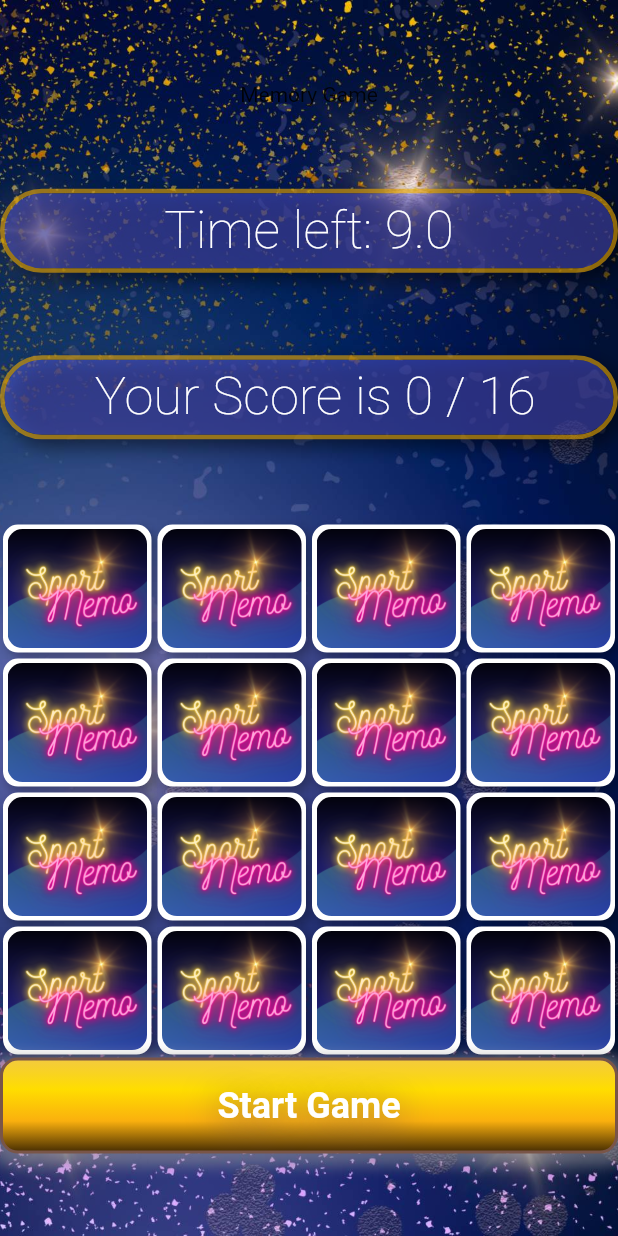
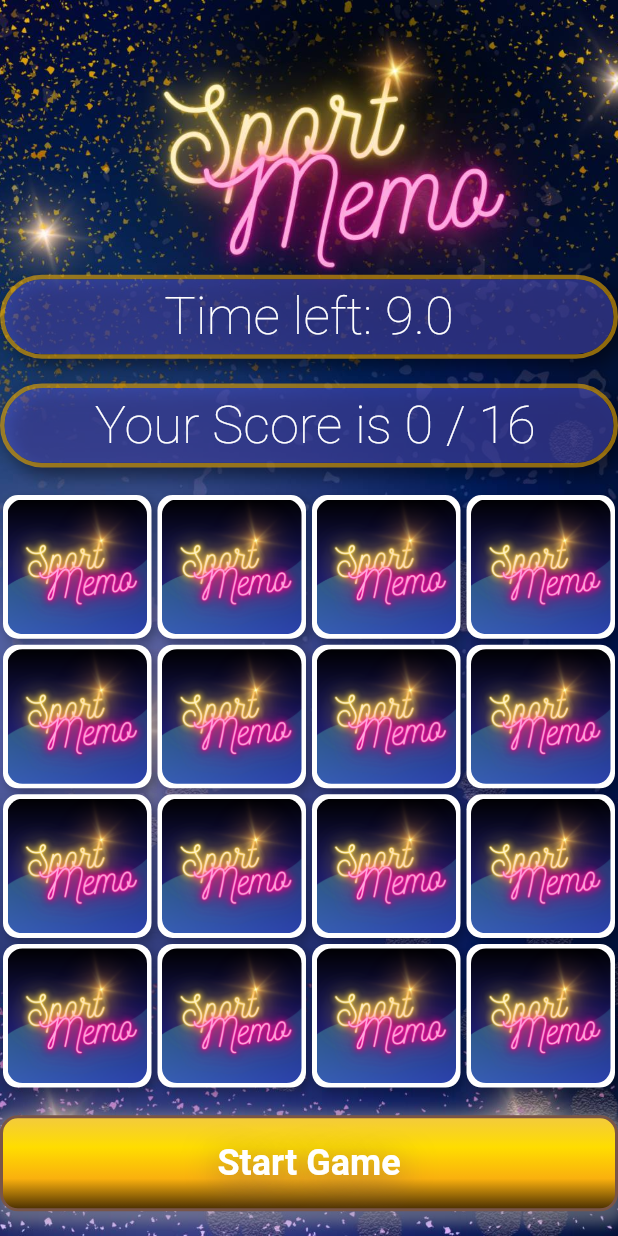
Before and after one commit to nikiforov5000/flip-cards-memory-game, a Flutter app: the screen it shows after launch, on a phone screen of 412 x 824 dp. Run offline on Flutter 3.47's test engine with Material 2 defaults, Android fonts, the phone set to English and light mode, and no system bars.

Commit message:
button and logo at the top

```diff
--- a/lib/screens/game_screen.dart
+++ b/lib/screens/game_screen.dart
@@ -2,6 +2,8 @@ import 'package:del_flip_card_game/controllers/game_controller.dart';
 import 'package:del_flip_card_game/models/game_timer.dart';
 import 'package:del_flip_card_game/widgets/cards_grid.dart';
 import 'package:del_flip_card_game/widgets/game_timer_widget.dart';
+import 'package:del_flip_card_game/widgets/game_title.dart';
+import 'package:del_flip_card_game/widgets/restart_button.dart';
 import 'package:del_flip_card_game/widgets/score_progress.dart';
 import 'package:flutter/material.dart';
 
@@ -22,113 +24,33 @@ class _GameScreenState extends State<GameScreen> {
       decoration: BoxDecoration(
         image: DecorationImage(image: AssetImage('assets/images/bg.jpg'), fit: BoxFit.cover)
       ),
-      child: Column(
+      child:           Column(
         children: [
           SizedBox(
-            height: height / 15,
-          ),
-          GameTitle(),
-          SizedBox(
-            height: height / 15,
+            height: height / 4.5,
           ),
           const GameTimerWidget(),
           SizedBox(
-            height: height / 15,
+            height: height / 50,
           ),
           ScoreProgress(),
           SizedBox(
-            height: height / 15,
+            height: height / 50,
           ),
           Expanded(
             child: Container(
               child: CardsGrid(),
             ),
           ),
+          SizedBox(
+            height: height / 50,
+          ),
           RestartButton(),
           SizedBox(
-            height: height / 15,
+            height: height / 50,
           ),
         ],
       ),
     );
   }
 }
-
-class RestartButton extends StatefulWidget {
-  const RestartButton({Key? key}) : super(key: key);
-
-  @override
-  State<RestartButton> createState() => _RestartButtonState();
-}
-
-class _RestartButtonState extends State<RestartButton> {
-  @override
-  Widget build(BuildContext context) {
-    final double height = MediaQuery.of(context).size.height;
-    return GestureDetector(
-      onTap: () {
-        setState(() {
-          GameController.restart();
-        });
-      },
-      child: Container(
-        padding: EdgeInsets.all(16.0),
-        decoration: BoxDecoration(
-          gradient: LinearGradient(
-            begin: Alignment.topCenter,
-            end: Alignment.bottomCenter,
-            colors: [
-              Color(0xffF2C942),  // Start color
-              Color(0xffffdd00),  // Start color
-              Color(0xfffab00e),  // Start color
-              Color(0xff3d2601),  // Start color
-            ],
-            stops: [0.0, 0.33, 0.66, 1.0],  // Defines the position of each color
-          ),
-          border: Border.all(
-            color: Colors.brown,  // Border color
-            width: 2,  // Border width
-          ),
-          borderRadius: BorderRadius.circular(12),  // Rounded corner radius
-          boxShadow: [
-            BoxShadow(
-              color: Colors.grey.withOpacity(0.5),  // Shadow color
-              spreadRadius: 5,  // Extends the shadow
-              blurRadius: 7,  // Soften the shadow
-              offset: Offset(0, 3),  // Position of the shadow
-            ),
-          ],
-        ),
-        child: Center(
-          child: Text(
-            'Start Game',
-            style: TextStyle(
-              shadows: [
-                Shadow(
-                  color: Colors.brown,
-                  offset: Offset(0, 5),
-                  blurRadius: 30,
-                ),
-              ],
-              color: Colors.white,
-              fontSize: 24,
-              fontWeight: FontWeight.bold,
-            ),
-          ),
-        ),
-      ),
-    );
-  }
-}
-
-
-
-
-class GameTitle extends StatelessWidget {
-  const GameTitle({Key? key}) : super(key: key);
-
-  @override
-  Widget build(BuildContext context) {
-    return Text('Memory Game');
-  }
-}
--- /dev/null
+++ b/lib/widgets/game_title.dart
@@ -0,0 +1,20 @@
+import 'package:flutter/material.dart';
+
+class GameTitle extends StatelessWidget {
+  const GameTitle({Key? key}) : super(key: key);
+
+  @override
+  Widget build(BuildContext context) {
+    return Container(
+      height: 150,
+      decoration: BoxDecoration(
+        image: DecorationImage(
+          colorFilter: ColorFilter.mode(Colors.transparent, BlendMode.screen),
+          image: AssetImage(
+            'assets/images/logo.png',
+          ),
+        )
+      ),
+    );
+  }
+}
--- /dev/null
+++ b/lib/widgets/restart_button.dart
@@ -0,0 +1,70 @@
+import 'package:del_flip_card_game/controllers/game_controller.dart';
+import 'package:flutter/material.dart';
+
+
+class RestartButton extends StatefulWidget {
+  const RestartButton({Key? key}) : super(key: key);
+
+  @override
+  State<RestartButton> createState() => _RestartButtonState();
+}
+
+class _RestartButtonState extends State<RestartButton> {
+  @override
+  Widget build(BuildContext context) {
+    final double height = MediaQuery.of(context).size.height;
+    return GestureDetector(
+      onTap: () {
+        setState(() {
+          GameController.restart();
+        });
+      },
+      child: Container(
+        padding: EdgeInsets.all(16.0),
+        decoration: BoxDecoration(
+          gradient: LinearGradient(
+            begin: Alignment.topCenter,
+            end: Alignment.bottomCenter,
+            colors: [
+              Color(0xffF2C942),  // Start color
+              Color(0xffffdd00),  // Start color
+              Color(0xfffab00e),  // Start color
+              Color(0xff3d2601),  // Start color
+            ],
+            stops: [0.0, 0.33, 0.66, 1.0],  // Defines the position of each color
+          ),
+          border: Border.all(
+            color: Colors.brown,  // Border color
+            width: 2,  // Border width
+          ),
+          borderRadius: BorderRadius.circular(12),  // Rounded corner radius
+          boxShadow: [
+            BoxShadow(
+              color: Colors.grey.withOpacity(0.5),  // Shadow color
+              spreadRadius: 5,  // Extends the shadow
+              blurRadius: 7,  // Soften the shadow
+              offset: Offset(0, 3),  // Position of the shadow
+            ),
+          ],
+        ),
+        child: Center(
+          child: Text(
+            'Start Game',
+            style: TextStyle(
+              shadows: [
+                Shadow(
+                  color: Colors.brown,
+                  offset: Offset(0, 5),
+                  blurRadius: 30,
+                ),
+              ],
+              color: Colors.white,
+              fontSize: 24,
+              fontWeight: FontWeight.bold,
+            ),
+          ),
+        ),
+      ),
+    );
+  }
+}
--- a/pubspec.yaml
+++ b/pubspec.yaml
@@ -63,6 +63,7 @@ flutter:
    - assets/images/cards/back/back.png
    - assets/images/cards/front/
    - assets/images/bg.jpg
+   - assets/images/logo.png
   #   - images/a_dot_ham.jpeg
 
   # An image asset can refer to one or more resolution-specific "variants", see
```
Also changed, not shown: assets/images/FlippingCards Background.png (added), assets/images/bg.jpg, assets/images/logo.png (added).
